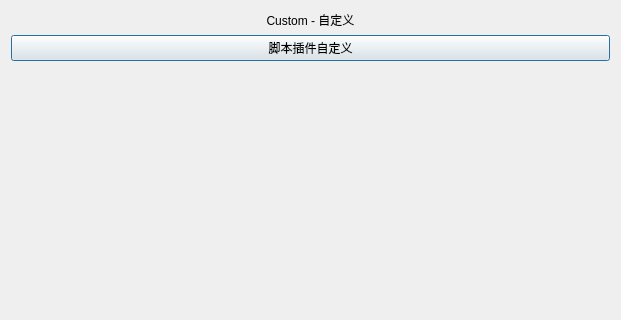
The window that app/src/qtmodules/QtCustom/Forms/QDACustomDialog.ui (coder4869/DevAssistant) describes before a commit, drawn with Qt 5; both pictures show x 0 to 621 and y 0 to 320 of the 621 by 528 pixel window.
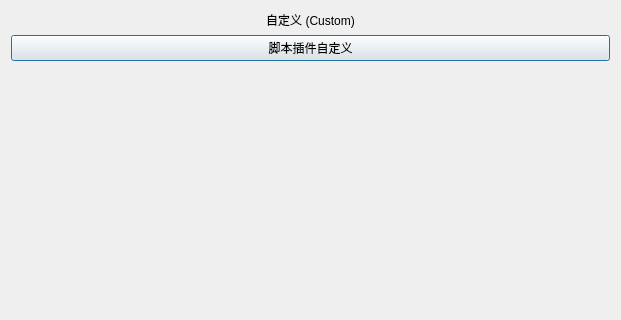
The same window after the commit.

Diff of the .ui file:
```diff
--- a/app/src/qtmodules/QtCustom/Forms/QDACustomDialog.ui
+++ b/app/src/qtmodules/QtCustom/Forms/QDACustomDialog.ui
@@ -17,7 +17,7 @@
    <item row="0" column="0">
     <widget class="QLabel" name="titleLabel">
      <property name="text">
-      <string>Custom - 自定义</string>
+      <string>自定义 (Custom)</string>
      </property>
      <property name="alignment">
       <set>Qt::AlignCenter</set>
```
Left out of the diff: 2 changed lines with no effect on the pictures.
